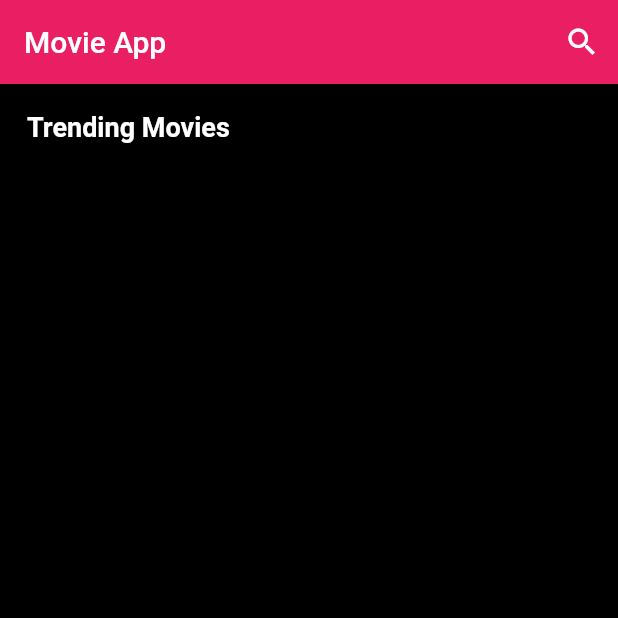
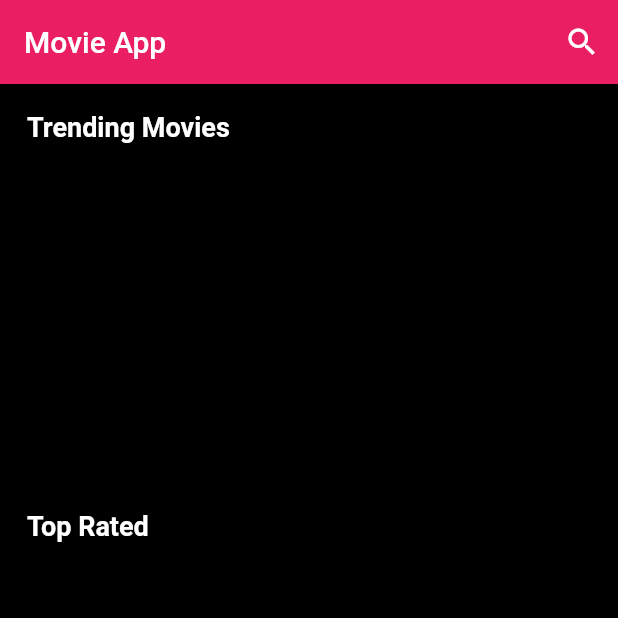
Before and after one commit to PalashJyoti-Flutter/Movies-app, a Flutter app: the screen it shows after launch, on a phone screen of 412 x 824 dp, the top half of it. Run offline on Flutter 3.47's test engine with Material 2 defaults, Android fonts, the phone set to English and light mode, and no system bars; missing offline and left inert: tmdb_api.

Commit message:
day 3 commit

```diff
--- a/lib/main.dart
+++ b/lib/main.dart
@@ -1,6 +1,7 @@
 import 'package:flutter/material.dart';
 import 'package:movies_app/providers/movie_provider.dart';
-import 'package:movies_app/screens/details_page.dart';
+import 'package:movies_app/screens/toprated_detail_page.dart';
+import 'package:movies_app/screens/trending_details_page.dart';
 import 'package:movies_app/screens/home_page.dart';
 import 'package:provider/provider.dart';
 
@@ -40,7 +41,8 @@ class MyApp extends StatelessWidget {
       initialRoute: '/',
       routes: {
         '/': (context) => const HomePage(),
-        DetailsPage.route: (context) => const DetailsPage(),
+        TrendingDetailsPage.route: (context) => const TrendingDetailsPage(),
+        TopratedDetailsPage.route: (context) => const TopratedDetailsPage(),
       },
     );
   }
--- a/lib/providers/movie_provider.dart
+++ b/lib/providers/movie_provider.dart
@@ -1,8 +1,11 @@
+import 'dart:convert';
+
 import 'package:flutter/material.dart';
 import 'package:tmdb_api/tmdb_api.dart';
 
 class MovieProvider with ChangeNotifier {
   List trendingMovies = [];
+  List tvs = [];
   final apiKey = "de75b3f56e85a5f21c12c4bd7de5dfa4";
   final readAccessToken =
       "eyJhbGciOiJIUzI1NiJ9.eyJhdWQiOiJkZTc1YjNmNTZlODVhNWYyMWMxMmM0YmQ3ZGU1ZGZhNCIsInN1YiI6IjYzNzI0ZDE4MDI4NDIwMDA3YTFkMDA1MSIsInNjb3BlcyI6WyJhcGlfcmVhZCJdLCJ2ZXJzaW9uIjoxfQ.fbzNcGDpnR_cKjTJt07-22qF0lA-kv7zR9y60DO0hYg";
@@ -16,7 +19,11 @@ class MovieProvider with ChangeNotifier {
         logConfig: const ConfigLogger(showLogs: true, showErrorLogs: true));
 
     Map trendingResult = await tmdbWithCustomLogs.v3.trending.getTrending();
+    Map tvResult = await tmdbWithCustomLogs.v3.tv.getTopRated();
 
+    // debugPrint(json.encode(tvResult).toString());
+
+    tvs = tvResult['results'];
     trendingMovies = trendingResult['results'];
     notifyListeners();
   }
--- a/lib/screens/home_page.dart
+++ b/lib/screens/home_page.dart
@@ -1,5 +1,6 @@
 import 'package:flutter/material.dart';
-import 'package:movies_app/screens/details_page.dart';
+import 'package:movies_app/screens/toprated_detail_page.dart';
+import 'package:movies_app/screens/trending_details_page.dart';
 import 'package:provider/provider.dart';
 import 'package:movies_app/providers/movie_provider.dart';
 
@@ -19,9 +20,7 @@ class HomePage extends StatelessWidget {
         ),
         body: Padding(
           padding: const EdgeInsets.all(18.0),
-        child: SingleChildScrollView(
-          child: Column(
-            crossAxisAlignment: CrossAxisAlignment.start,
+          child: ListView(
             children: [
               // Trending
               Text(
@@ -29,7 +28,7 @@ class HomePage extends StatelessWidget {
                 style: Theme.of(context).textTheme.bodyMedium,
               ),
               const SizedBox(
-                height: 20,
+                height: 15,
               ),
               SizedBox(
                 height: 200,
@@ -46,7 +45,7 @@ class HomePage extends StatelessWidget {
                         width: 120,
                         child: InkWell(
                           onTap: () => Navigator.pushNamed(
-                              context, DetailsPage.route,
+                              context, TrendingDetailsPage.route,
                               arguments: {'index': index}),
                           child: Image.network(
                             "http://image.tmdb.org/t/p/w500${context.watch<MovieProvider>().trendingMovies[index]['poster_path']}",
@@ -57,11 +56,56 @@ class HomePage extends StatelessWidget {
                 ),
               ),
 
-              //
+              //top rated tv
+              const SizedBox(
+                height: 30,
+              ),
+              Text(
+                'Top Rated',
+                style: Theme.of(context).textTheme.bodyMedium,
+              ),
+              SizedBox(height: 15),
+              GridView.builder(
+                itemCount: context.watch<MovieProvider>().tvs.length,
+                scrollDirection: Axis.vertical,
+                shrinkWrap: true,
+                gridDelegate: SliverGridDelegateWithFixedCrossAxisCount(
+                    childAspectRatio: 1 / 1.8,
+                    crossAxisCount: 3,
+                    crossAxisSpacing: 10,
+                    mainAxisSpacing: 10),
+                itemBuilder: ((context, index) => Container(
+                      decoration: BoxDecoration(
+                          color: Colors.grey[900],
+                          borderRadius: BorderRadius.circular(10)),
+                      child: Column(
+                        mainAxisAlignment: MainAxisAlignment.spaceBetween,
+                        children: [
+                          InkWell(
+                            onTap: () => Navigator.pushNamed(
+                                context, TopratedDetailsPage.route,
+                                arguments: {'index': index}),
+                            child: Image.network(
+                              "http://image.tmdb.org/t/p/w500${context.watch<MovieProvider>().tvs[index]['poster_path']}",
+                              fit: BoxFit.fitWidth,
+                              width: double.infinity,
+                              height: 185,
+                            ),
+                          ),
+                          Text(
+                            context.watch<MovieProvider>().tvs[index]['name']
+                                as String,
+                            style: const TextStyle(fontSize: 12),
+                          ),
+                          SizedBox(
+                            height: 8,
+                          )
                         ],
                       ),
+                    )),
+              )
+            ],
           ),
-      ),
-    );
+        ));
   }
 }
```
Also changed, not shown: lib/screens/toprated_detail_page.dart (renamed from lib/screens/details_page.dart, +5 -6 lines), lib/screens/trending_details_page.dart (added, +76 -0 lines). Lines whose indentation alone changed are shown as unchanged.
